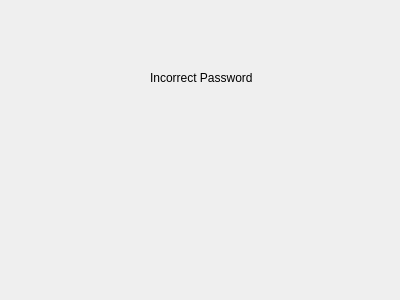
BigyaDhungana/Bhitti_v2, file Bhitti/incpass.ui: the form before one commit.
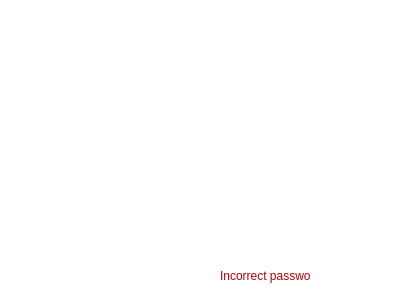
The form after the commit. Icons and pictures are not drawn.

Diff of the .ui file:
```diff
--- a/Bhitti/incpass.ui
+++ b/Bhitti/incpass.ui
@@ -13,17 +13,44 @@
   <property name="windowTitle">
    <string>Dialog</string>
   </property>
+  <property name="styleSheet">
+   <string notr="true">background-color: rgb(255, 255, 255);</string>
+  </property>
   <widget class="QLabel" name="label">
    <property name="geometry">
     <rect>
-     <x>150</x>
-     <y>70</y>
-     <width>171</width>
-     <height>16</height>
+     <x>80</x>
+     <y>10</y>
+     <width>231</width>
+     <height>271</height>
     </rect>
    </property>
    <property name="text">
-    <string>Incorrect Password</string>
+    <string/>
+   </property>
+   <property name="pixmap">
+    <pixmap>C:/Users/Asus/Downloads/SadVitti.png</pixmap>
+   </property>
+   <property name="scaledContents">
+    <bool>true</bool>
+   </property>
+  </widget>
+  <widget class="QLabel" name="label_2">
+   <property name="geometry">
+    <rect>
+     <x>220</x>
+     <y>260</y>
+     <width>91</width>
+     <height>31</height>
+    </rect>
+   </property>
+   <property name="styleSheet">
+    <string notr="true">color: rgb(177, 0, 3);
+
+font: 900 9pt &quot;Segoe UI Black&quot;;</string>
+   </property>
+   <property name="text">
+    <string>Incorrect password</string>
    </property>
   </widget>
  </widget>
```
